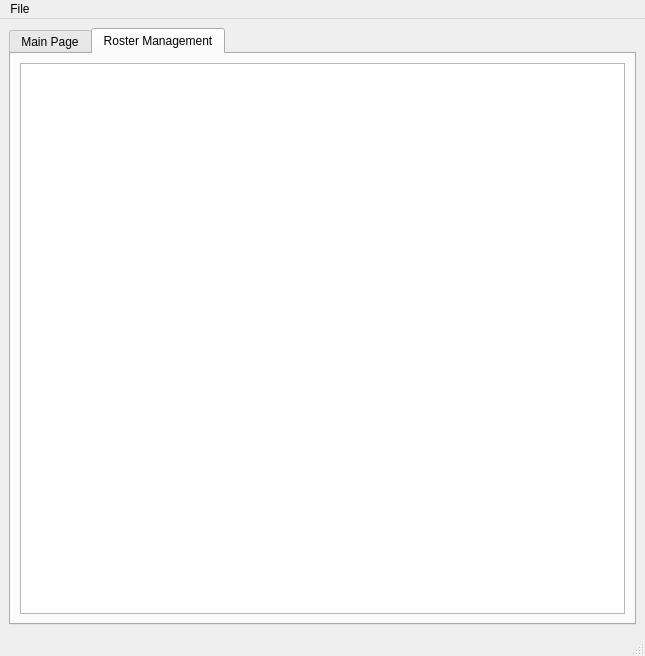
First picture: the form in homepage_export.ui, repository concordia-fsae/testing_doc_maker, before the edit.
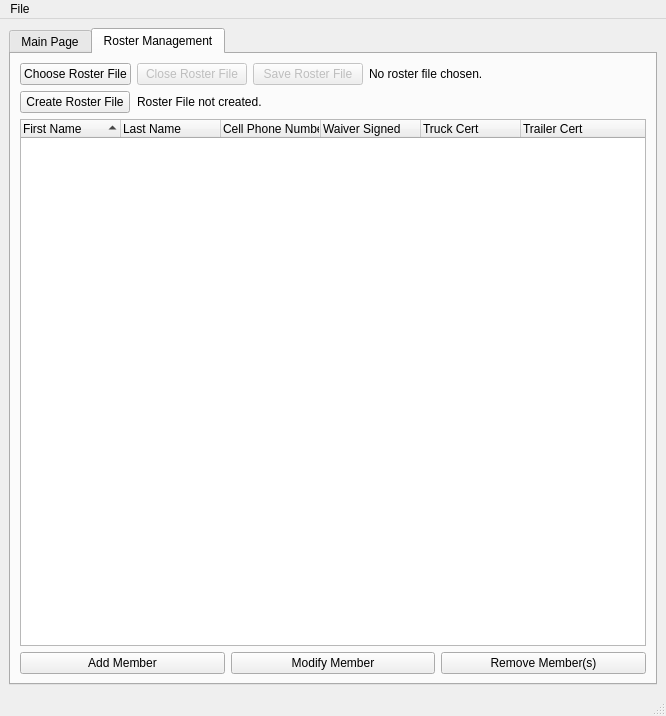
Second picture: the form after the edit. The open tabs and pages were chosen to show the change.

Commit message: validation done (needs testing), member management started

What changed in the file:
```diff
--- a/homepage_export.ui
+++ b/homepage_export.ui
@@ -6,10 +6,22 @@
    <rect>
     <x>0</x>
     <y>0</y>
-    <width>645</width>
-    <height>656</height>
+    <width>666</width>
+    <height>716</height>
    </rect>
   </property>
+  <property name="sizePolicy">
+   <sizepolicy hsizetype="MinimumExpanding" vsizetype="MinimumExpanding">
+    <horstretch>0</horstretch>
+    <verstretch>0</verstretch>
+   </sizepolicy>
+  </property>
+  <property name="minimumSize">
+   <size>
+    <width>647</width>
+    <height>716</height>
+   </size>
+  </property>
   <property name="windowTitle">
    <string>Testing Doc Maker</string>
   </property>
@@ -934,7 +946,185 @@
        </attribute>
        <layout class="QGridLayout" name="gridLayout_2">
         <item row="0" column="0">
-         <widget class="QListView" name="list_roster"/>
+         <layout class="QFormLayout" name="formLayout">
+          <item row="0" column="0">
+           <widget class="QPushButton" name="btn_open_roster">
+            <property name="sizePolicy">
+             <sizepolicy hsizetype="Fixed" vsizetype="Fixed">
+              <horstretch>0</horstretch>
+              <verstretch>0</verstretch>
+             </sizepolicy>
+            </property>
+            <property name="minimumSize">
+             <size>
+              <width>110</width>
+              <height>0</height>
+             </size>
+            </property>
+            <property name="text">
+             <string>Choose Roster File</string>
+            </property>
+           </widget>
+          </item>
+          <item row="0" column="1">
+           <layout class="QHBoxLayout" name="horizontalLayout_4">
+            <item>
+             <widget class="QPushButton" name="btn_close_roster">
+              <property name="enabled">
+               <bool>false</bool>
+              </property>
+              <property name="sizePolicy">
+               <sizepolicy hsizetype="Fixed" vsizetype="Fixed">
+                <horstretch>0</horstretch>
+                <verstretch>0</verstretch>
+               </sizepolicy>
+              </property>
+              <property name="minimumSize">
+               <size>
+                <width>110</width>
+                <height>0</height>
+               </size>
+              </property>
+              <property name="text">
+               <string>Close Roster File</string>
+              </property>
+             </widget>
+            </item>
+            <item>
+             <widget class="QPushButton" name="btn_save_roster">
+              <property name="enabled">
+               <bool>false</bool>
+              </property>
+              <property name="sizePolicy">
+               <sizepolicy hsizetype="Fixed" vsizetype="Fixed">
+                <horstretch>0</horstretch>
+                <verstretch>0</verstretch>
+               </sizepolicy>
+              </property>
+              <property name="minimumSize">
+               <size>
+                <width>110</width>
+                <height>0</height>
+               </size>
+              </property>
+              <property name="text">
+               <string>Save Roster File</string>
+              </property>
+             </widget>
+            </item>
+            <item>
+             <widget class="QLabel" name="label_roster">
+              <property name="text">
+               <string>No roster file chosen.</string>
+              </property>
+             </widget>
+            </item>
+           </layout>
+          </item>
+          <item row="1" column="0">
+           <widget class="QPushButton" name="btn_create_roster">
+            <property name="sizePolicy">
+             <sizepolicy hsizetype="Fixed" vsizetype="Fixed">
+              <horstretch>0</horstretch>
+              <verstretch>0</verstretch>
+             </sizepolicy>
+            </property>
+            <property name="minimumSize">
+             <size>
+              <width>110</width>
+              <height>0</height>
+             </size>
+            </property>
+            <property name="text">
+             <string>Create Roster File</string>
+            </property>
+           </widget>
+          </item>
+          <item row="1" column="1">
+           <widget class="QLabel" name="label_create_roster">
+            <property name="text">
+             <string>Roster File not created.</string>
+            </property>
+           </widget>
+          </item>
+         </layout>
+        </item>
+        <item row="1" column="0">
+         <widget class="QTreeWidget" name="treeWidget">
+          <property name="sizePolicy">
+           <sizepolicy hsizetype="MinimumExpanding" vsizetype="MinimumExpanding">
+            <horstretch>0</horstretch>
+            <verstretch>0</verstretch>
+           </sizepolicy>
+          </property>
+          <property name="minimumSize">
+           <size>
+            <width>0</width>
+            <height>0</height>
+           </size>
+          </property>
+          <property name="selectionMode">
+           <enum>QAbstractItemView::MultiSelection</enum>
+          </property>
+          <property name="sortingEnabled">
+           <bool>true</bool>
+          </property>
+          <column>
+           <property name="text">
+            <string>First Name</string>
+           </property>
+          </column>
+          <column>
+           <property name="text">
+            <string>Last Name</string>
+           </property>
+          </column>
+          <column>
+           <property name="text">
+            <string>Cell Phone Number</string>
+           </property>
+          </column>
+          <column>
+           <property name="text">
+            <string>Waiver Signed</string>
+           </property>
+          </column>
+          <column>
+           <property name="text">
+            <string>Truck Cert</string>
+           </property>
+          </column>
+          <column>
+           <property name="text">
+            <string>Trailer Cert</string>
+           </property>
+          </column>
+         </widget>
+        </item>
+        <item row="2" column="0">
+         <layout class="QHBoxLayout" name="horizontalLayout">
+          <item>
+           <widget class="QPushButton" name="pushButton">
+            <property name="text">
+             <string>Add Member</string>
+            </property>
+           </widget>
+          </item>
+          <item>
+           <widget class="QPushButton" name="pushButton_2">
+            <property name="text">
+             <string>Modify Member</string>
+            </property>
+           </widget>
+          </item>
+          <item>
+           <widget class="QPushButton" name="pushButton_3">
+            <property name="text">
+             <string>Remove Member(s)</string>
+            </property>
+           </widget>
+          </item>
+         </layout>
         </item>
        </layout>
       </widget>
@@ -947,7 +1137,7 @@
     <rect>
      <x>0</x>
      <y>0</y>
-     <width>645</width>
+     <width>666</width>
      <height>21</height>
     </rect>
    </property>
```
Left out of the diff: 44 changed lines with no effect on the pictures. The commit also changes 9 other files.
